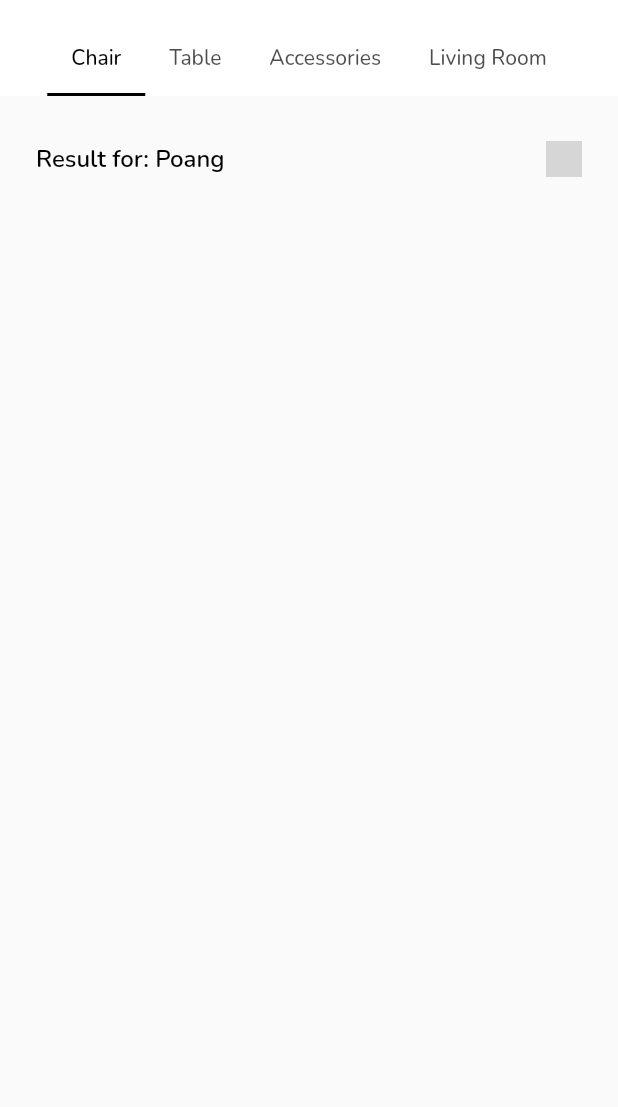
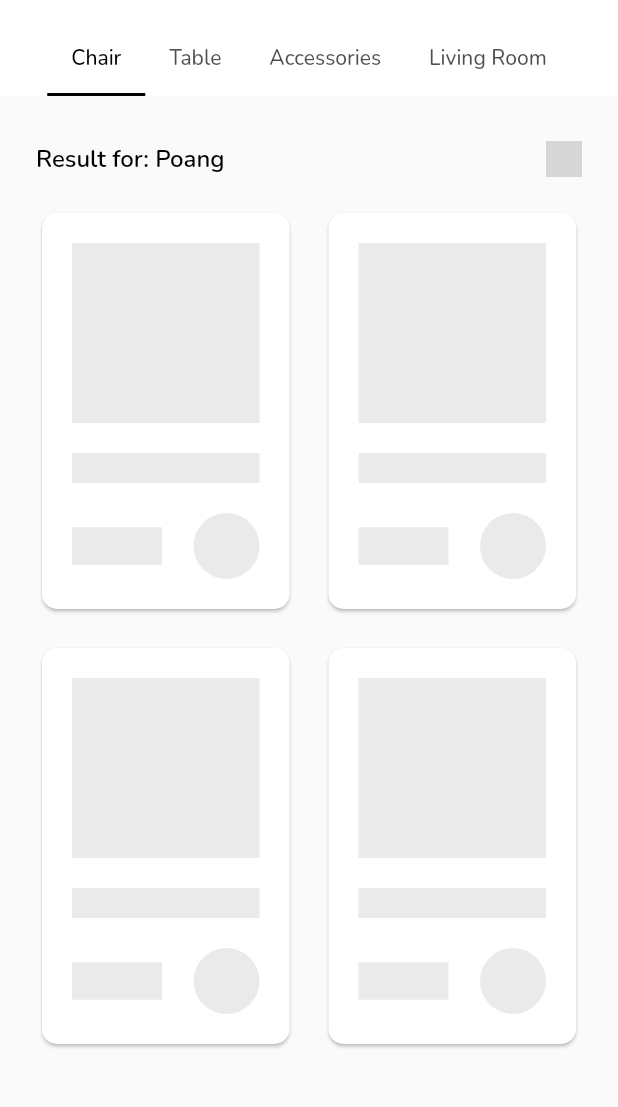
Before and after one commit to HarunNurahman/cspace_flutter_animation, a Flutter app: the SearchResult screen opened by its route, on a phone screen of 412 x 824 dp, the part 84-1191 px from its top. Run offline on Flutter 3.47's test engine with Material 2 defaults, Android fonts, the phone set to English and light mode, and no system bars; drawn by our look-alikes of shimmer; our stand-ins replace carousel_slider, device_preview, fluttertoast, google_fonts; grey boxes are pictures that could not be loaded.

Commit message:
Styling Search Result and Product Category Page

```diff
--- a/lib/main.dart
+++ b/lib/main.dart
@@ -1,3 +1,4 @@
+import 'package:cspace_flutter_animation/pages/product-category_page.dart';
 import 'package:cspace_flutter_animation/pages/home_page.dart';
 import 'package:cspace_flutter_animation/pages/login_page.dart';
 import 'package:cspace_flutter_animation/pages/on-boarding_page.dart';
@@ -36,6 +37,7 @@ class MyApp extends StatelessWidget {
         '/home': (context) => Home(),
         '/search': (context) => Search(),
         '/search-result': (context) => SearchResult(),
+        '/category': (context) => ProductCategory(),
       },
     );
   }
--- a/lib/pages/search-result_page.dart
+++ b/lib/pages/search-result_page.dart
@@ -1,16 +1,53 @@
 import 'package:cspace_flutter_animation/configs/styles.dart';
+import 'package:cspace_flutter_animation/pages/widgets/product-grid_dart.dart';
+import 'package:cspace_flutter_animation/pages/widgets/product-list_item.dart';
 import 'package:cspace_flutter_animation/pages/widgets/skeleton_item.dart';
 import 'package:flutter/material.dart';
 
-class SearchResult extends StatelessWidget {
+class SearchResult extends StatefulWidget {
   const SearchResult({super.key});
+
+  @override
+  State<SearchResult> createState() => _SearchResultState();
+}
+
+class _SearchResultState extends State<SearchResult> {
+  bool isLoading = true;
+  bool isShowGrid = true;
+
+  @override
+  void initState() {
+    Future.delayed(
+      const Duration(seconds: 2),
+      () {
+        setState(() {
+          isLoading = false;
+        });
+      },
+    );
+    super.initState();
+  }
 
   @override
   Widget build(BuildContext context) {
     return DefaultTabController(
       length: 4,
       child: Scaffold(
-        appBar: PreferredSize(
+        appBar: appBar(),
+        body: TabBarView(
+          children: [
+            buildBody(),
+            buildBody(),
+            buildBody(),
+            buildBody(),
+          ],
+        ),
+      ),
+    );
+  }
+
+  PreferredSize appBar() {
+    return PreferredSize(
       preferredSize: const Size(double.infinity, 120),
       child: AppBar(
         automaticallyImplyLeading: false,
@@ -18,7 +55,9 @@ class SearchResult extends StatelessWidget {
         elevation: 0,
         title: Row(
           children: [
-                Icon(Icons.chevron_left, color: blackColor),
+            GestureDetector(
+                onTap: () => Navigator.pop(context),
+                child: Icon(Icons.chevron_left, color: blackColor)),
             const SizedBox(width: 18),
             Expanded(
               child: Container(
@@ -67,16 +106,6 @@ class SearchResult extends StatelessWidget {
           ],
         ),
       ),
-        ),
-        body: TabBarView(
-          children: [
-            buildBody(),
-            buildBody(),
-            buildBody(),
-            buildBody(),
-          ],
-        ),
-      ),
     );
   }
 
@@ -95,25 +124,37 @@ class SearchResult extends StatelessWidget {
                 fontWeight: semibold,
               ),
             ),
-            Image.asset('assets/icons/ic_list_dark.png', width: 24)
+            GestureDetector(
+              onTap: () {
+                setState(() {
+                  isShowGrid = !isShowGrid;
+                });
+              },
+              child: Image.asset(
+                isShowGrid
+                    ? 'assets/icons/ic_list_dark.png'
+                    : 'assets/icons/ic_grid_dark.png',
+                width: 24,
+              ),
+            )
           ],
         ),
         const SizedBox(height: 20),
-        buildLoading(),
+        isLoading
+            ? buildLoading()
+            : isShowGrid
+                ? buildGrid()
+                : buildList(),
       ],
     );
   }
 
   Widget buildLoading() {
-    return Wrap(
+    return const Wrap(
       crossAxisAlignment: WrapCrossAlignment.center,
       spacing: 18,
       runSpacing: 18,
       children: [
-        SkeletonItem(),
-        SkeletonItem(),
-        SkeletonItem(),
-        SkeletonItem(),
         SkeletonItem(),
         SkeletonItem(),
         SkeletonItem(),
@@ -123,6 +164,59 @@ class SearchResult extends StatelessWidget {
   }
 
   Widget buildGrid() {
-    return Container();
+    return const Wrap(
+      crossAxisAlignment: WrapCrossAlignment.center,
+      spacing: 18,
+      runSpacing: 18,
+      children: [
+        ProductGridItem(
+          imgUrl: 'assets/images/img_product-grid-1.png',
+          title: 'Poan Chair',
+          price: 34,
+        ),
+        ProductGridItem(
+          imgUrl: 'assets/images/img_product-grid-2.png',
+          title: 'Poan Chair',
+          price: 34,
+        ),
+        ProductGridItem(
+          imgUrl: 'assets/images/img_product-grid-3.png',
+          title: 'Poan Chair',
+          price: 34,
+        ),
+        ProductGridItem(
+          imgUrl: 'assets/images/img_product-grid-4.png',
+          title: 'Poan Chair',
+          price: 34,
+        ),
+      ],
+    );
+  }
+
+  Widget buildList() {
+    return const Column(
+      children: [
+        ProductListItem(
+          imgUrl: 'assets/images/img_product-list-1.png',
+          title: 'Poan Chair',
+          price: 34,
+        ),
+        ProductListItem(
+          imgUrl: 'assets/images/img_product-list-2.png',
+          title: 'Poan Chair',
+          price: 34,
+        ),
+        ProductListItem(
+          imgUrl: 'assets/images/img_product-list-3.png',
+          title: 'Poan Chair',
+          price: 34,
+        ),
+        ProductListItem(
+          imgUrl: 'assets/images/img_product-list-4.png',
+          title: 'Poan Chair',
+          price: 34,
+        ),
+      ],
+    );
   }
 }
--- a/lib/pages/widgets/home-category_item.dart
+++ b/lib/pages/widgets/home-category_item.dart
@@ -15,7 +15,9 @@ class HomeCategoryItem extends StatelessWidget {
 
   @override
   Widget build(BuildContext context) {
-    return Container(
+    return GestureDetector(
+      onTap: () => Navigator.pushNamed(context, '/category'),
+      child: Container(
         height: 123,
         width: MediaQuery.of(context).size.width - (2 * 24),
         child: Stack(
@@ -61,6 +63,7 @@ class HomeCategoryItem extends StatelessWidget {
             ),
           ],
         ),
+      ),
     );
   }
 }
--- a/lib/pages/widgets/skeleton_item.dart
+++ b/lib/pages/widgets/skeleton_item.dart
@@ -1,4 +1,6 @@
+import 'package:cspace_flutter_animation/configs/styles.dart';
 import 'package:flutter/material.dart';
+import 'package:shimmer/shimmer.dart';
 
 class SkeletonItem extends StatelessWidget {
   const SkeletonItem({super.key});
@@ -10,9 +12,58 @@ class SkeletonItem extends StatelessWidget {
         borderRadius: BorderRadius.circular(10),
       ),
       child: Container(
-        width: (MediaQuery.of(context).size.width - 66) / 2,
-        padding: const EdgeInsets.symmetric(horizontal: 20),
-        child: Column(),
+        width: (MediaQuery.of(context).size.width - 82) / 2,
+        padding: const EdgeInsets.all(20),
+        child: Column(
+          children: [
+            Shimmer.fromColors(
+              baseColor: lineDark,
+              highlightColor: whiteGrey,
+              child: Container(
+                width: double.infinity,
+                height: 120,
+                color: lineDark,
+              ),
+            ),
+            const SizedBox(height: 20),
+            Shimmer.fromColors(
+              baseColor: lineDark,
+              highlightColor: whiteGrey,
+              child: Container(
+                width: double.infinity,
+                height: 20,
+                color: lineDark,
+              ),
+            ),
+            const SizedBox(height: 20),
+            Row(
+              mainAxisAlignment: MainAxisAlignment.spaceBetween,
+              children: [
+                Shimmer.fromColors(
+                  baseColor: lineDark,
+                  highlightColor: whiteGrey,
+                  child: Container(
+                    width: 60,
+                    height: 25,
+                    color: lineDark,
+                  ),
+                ),
+                Shimmer.fromColors(
+                  baseColor: lineDark,
+                  highlightColor: whiteGrey,
+                  child: Container(
+                    width: 44,
+                    height: 44,
+                    decoration: BoxDecoration(
+                      shape: BoxShape.circle,
+                      color: lineDark,
+                    ),
+                  ),
+                ),
+              ],
+            )
+          ],
+        ),
       ),
     );
   }
```
Also changed, not shown: lib/pages/product-category_page.dart (added, +84 -0 lines), lib/pages/search_page.dart (+9 -6 lines), lib/pages/widgets/product-grid_dart.dart (added, +75 -0 lines), lib/pages/widgets/product-list_item.dart (renamed from lib/pages/widgets/recommedation_item.dart, +26 -5 lines). Lines whose indentation alone changed are shown as unchanged.
